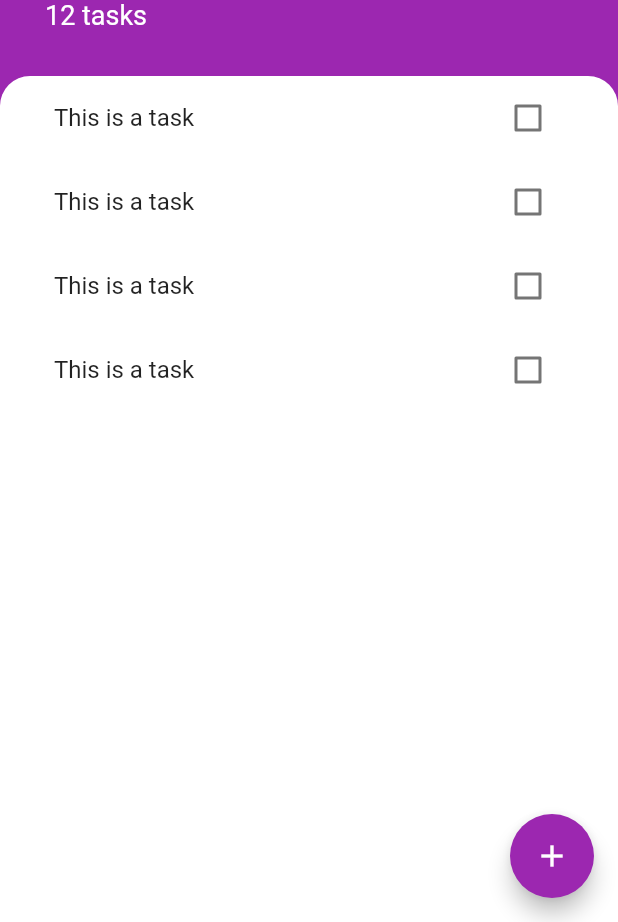
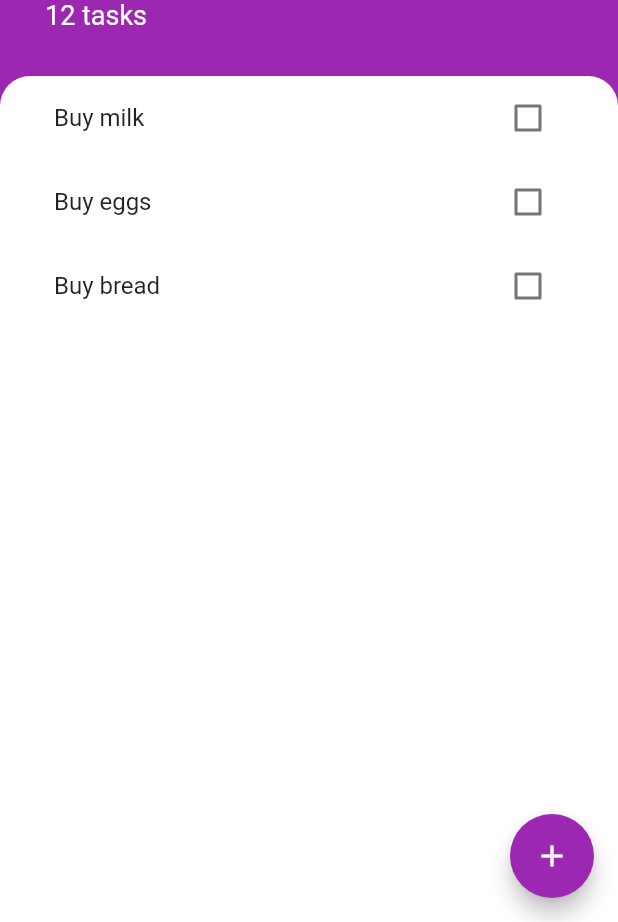
Before and after one commit to freitaspedro/mtodoey_flutter, a Flutter app: the screen it shows after launch, on a phone screen of 412 x 824 dp, the part 314-1236 px from its top. Run offline on Flutter 3.47's test engine with Material 2 defaults, Android fonts, the phone set to English and light mode, and no system bars.

Commit message:
lifting state up

```diff
--- /dev/null
+++ b/lib/models/task.dart
@@ -0,0 +1,12 @@
+class Task {
+
+  final String name;
+  bool isDone;
+
+  Task({required this.name, this.isDone = false});
+
+  void toggleDone() {
+    isDone = !isDone;
+  }
+
+}
--- a/lib/screens/tasks_screen.dart
+++ b/lib/screens/tasks_screen.dart
@@ -1,9 +1,21 @@
 import 'package:flutter/material.dart';
 import 'package:mtodoey_flutter/screens/add_task_screen.dart';
 import 'package:mtodoey_flutter/widgets/tasks_list.dart';
+import 'package:mtodoey_flutter/models/task.dart';
 
-class TasksScreen extends StatelessWidget {
+class TasksScreen extends StatefulWidget {
   const TasksScreen({super.key});
+
+  @override
+  State<TasksScreen> createState() => _TasksScreenState();
+}
+
+class _TasksScreenState extends State<TasksScreen> {
+  List<Task> tasks = [
+    Task(name: 'Buy milk'),
+    Task(name: 'Buy eggs'),
+    Task(name: 'Buy bread'),
+  ];
 
   @override
   Widget build(BuildContext context) {
@@ -76,7 +88,7 @@ class TasksScreen extends StatelessWidget {
                     topRight: Radius.circular(20.0),
                   )
               ),
-              child: const TasksList(),
+              child: TasksList(tasks: tasks),
             ),
           ),
         ],
--- a/lib/widgets/task_tile.dart
+++ b/lib/widgets/task_tile.dart
@@ -1,49 +1,25 @@
 import 'package:flutter/material.dart';
 
-class TaskTile extends StatefulWidget {
-  const TaskTile({
-    super.key,
-  });
+class TaskTile extends StatelessWidget {
 
-  @override
-  State<TaskTile> createState() => _TaskTileState();
-}
+  final bool? isChecked;
+  final String? taskTitle;
+  final Function(bool?)? checkboxCallback;
 
-class _TaskTileState extends State<TaskTile> {
-  bool? isChecked = false;
+  const TaskTile({super.key, this.isChecked, this.taskTitle, this.checkboxCallback});
 
   @override
   Widget build(BuildContext context) {
     return ListTile(
       title: Text(
-        'This is a task',
+        taskTitle!,
         style: TextStyle(decoration: isChecked! ? TextDecoration.lineThrough : null),
       ),
-      trailing: TaskCheckbox(
-          checkboxState: isChecked!,
-          toggleCheckboxState: (bool? checkboxState) {
-            setState(() {
-              isChecked = checkboxState;
-            });
-          },
+      trailing: Checkbox(
+        activeColor: Colors.purple,
+        value: isChecked!,
+        onChanged: checkboxCallback,
       ),
     );
   }
 }
-
-class TaskCheckbox extends StatelessWidget {
-
-  final bool checkboxState;
-  final Function(bool?)? toggleCheckboxState;
-
-  const TaskCheckbox({required this.checkboxState, this.toggleCheckboxState, super.key});
-
-  @override
-  Widget build(BuildContext context) {
-    return Checkbox(
-      activeColor: Colors.purple,
-      value: checkboxState,
-      onChanged: toggleCheckboxState,
-    );
-  }
-}
--- a/lib/widgets/tasks_list.dart
+++ b/lib/widgets/tasks_list.dart
@@ -1,20 +1,34 @@
 import 'package:flutter/cupertino.dart';
 import 'package:mtodoey_flutter/widgets/task_tile.dart';
+import 'package:mtodoey_flutter/models/task.dart';
 
-class TasksList extends StatelessWidget {
-  const TasksList({
-    super.key,
-  });
+class TasksList extends StatefulWidget {
+
+  final List<Task> tasks;
+
+  const TasksList({super.key, required this.tasks});
+
+  @override
+  State<TasksList> createState() => _TasksListState();
+}
+
+class _TasksListState extends State<TasksList> {
 
   @override
   Widget build(BuildContext context) {
-    return ListView(
-      children: const [
-        TaskTile(),
-        TaskTile(),
-        TaskTile(),
-        TaskTile(),
-      ],
+    return ListView.builder(
+      itemBuilder: (context, index) {
+        return TaskTile(
+          taskTitle: widget.tasks[index].name,
+          isChecked: widget.tasks[index].isDone,
+          checkboxCallback: (checkboxState) {
+            setState(() {
+              widget.tasks[index].toggleDone();
+            });
+          },
+        );
+      },
+      itemCount: widget.tasks.length,
     );
   }
 }
```
